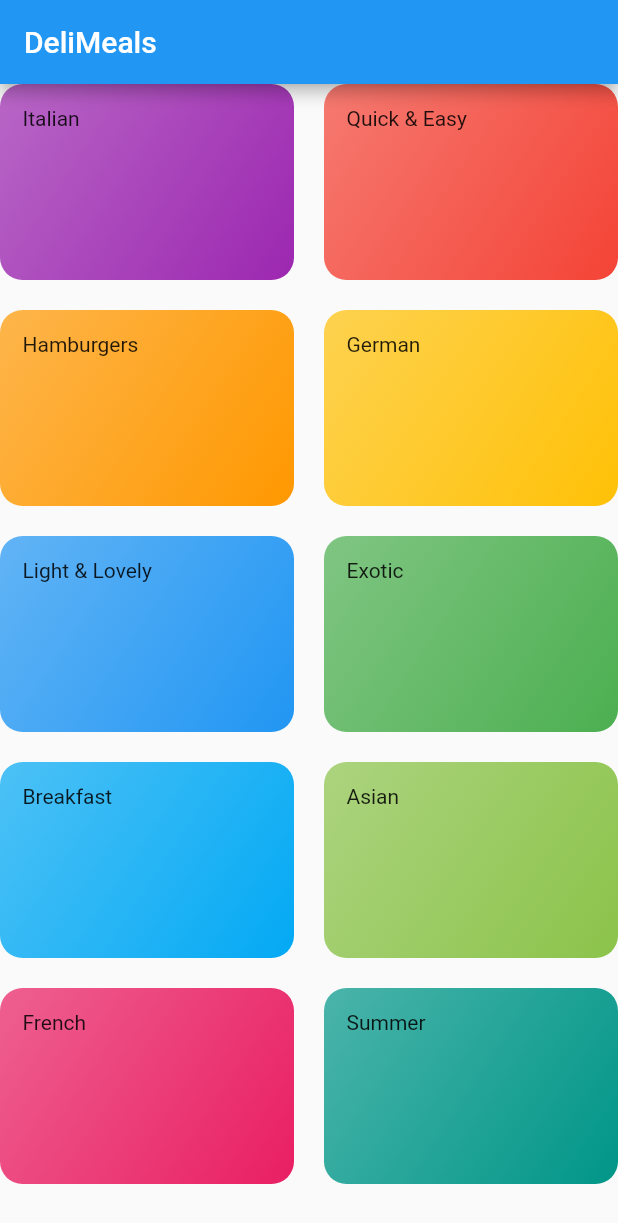
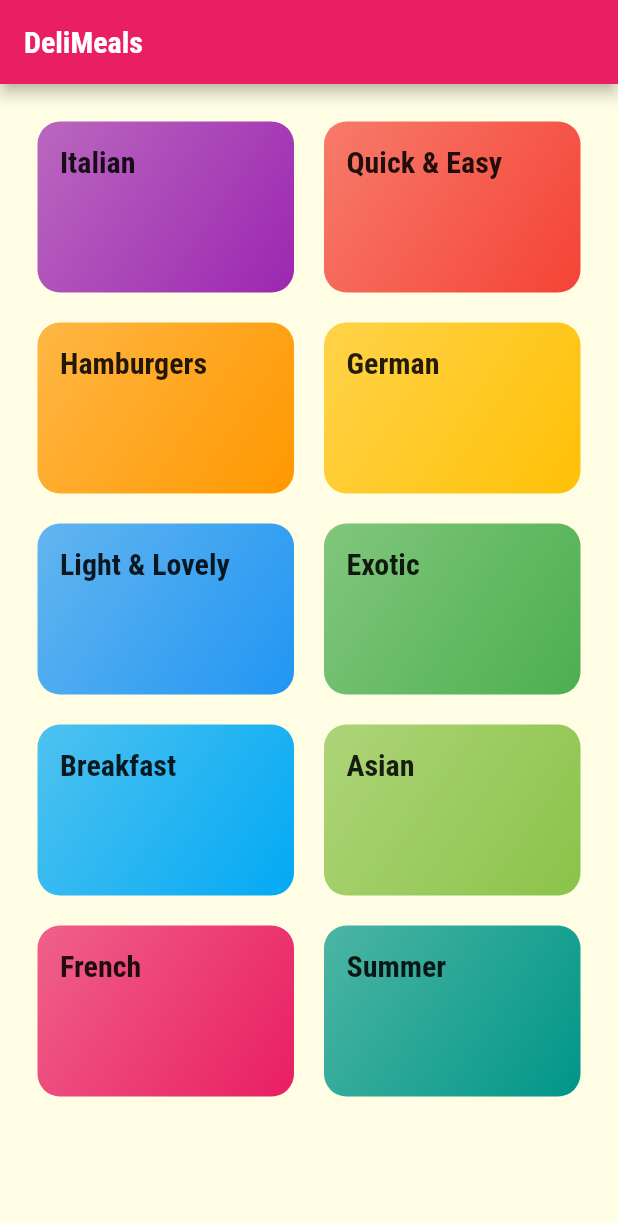
Before and after one commit to eliassparagis/flutter, a Flutter app: the screen it shows after launch, on a phone screen of 412 x 824 dp. Shown: the top 1223 px of the screen. Run offline on Flutter 3.47's test engine with Material 2 defaults, Android fonts, the phone set to English and light mode, and no system bars.

Commit message:
custom fonts, theme

```diff
--- a/lib/categories_screen.dart
+++ b/lib/categories_screen.dart
@@ -11,6 +11,7 @@ class CategoriesScreen extends StatelessWidget {
         title: const Text('DeliMeals'),
       ),
       body: GridView(
+        padding: const EdgeInsets.all(25),
         children: DUMMY_CATEGORIES.map((catData) {
           return CategoryItem(
             title: catData.title,
--- a/lib/category_item.dart
+++ b/lib/category_item.dart
@@ -15,6 +15,7 @@ class CategoryItem extends StatelessWidget {
       padding: const EdgeInsets.all(15),
       child: Text(
         title,
+        style: Theme.of(context).textTheme.titleLarge,
       ),
       decoration: BoxDecoration(
         gradient: LinearGradient(
--- a/lib/main.dart
+++ b/lib/main.dart
@@ -9,7 +9,19 @@ class MyApp extends StatelessWidget {
     return MaterialApp(
       title: 'DeliMeals',
       theme: ThemeData(
-        primarySwatch: Colors.blue,
+        primarySwatch: Colors.pink,
+        accentColor: Colors.amber,
+        canvasColor: const Color.fromRGBO(255, 254, 229, 1),
+        fontFamily: 'Raleway',
+        textTheme: ThemeData.light().textTheme.copyWith(
+              bodyLarge: const TextStyle(color: Color.fromRGBO(20, 51, 51, 1)),
+              bodyMedium: const TextStyle(color: Color.fromRGBO(20, 51, 51, 1)),
+              titleLarge: const TextStyle(
+                fontSize: 20.0,
+                fontFamily: 'RobotoCondensed',
+                fontWeight: FontWeight.bold,
+              ),
+            ),
       ),
       home: CategoriesScreen(),
     );
```
Also changed, not shown: pubspec.yaml (+30 -19 lines), assets/fonts/Raleway-Black.ttf (added), assets/fonts/Raleway-Bold.ttf (added), assets/fonts/Raleway-Regular.ttf (added), assets/fonts/RobotoCondensed-Bold.ttf (added), assets/fonts/RobotoCondensed-Italic.ttf (added), assets/fonts/RobotoCondensed-Light.ttf (added), assets/fonts/RobotoCondensed-Regular.ttf (added).
